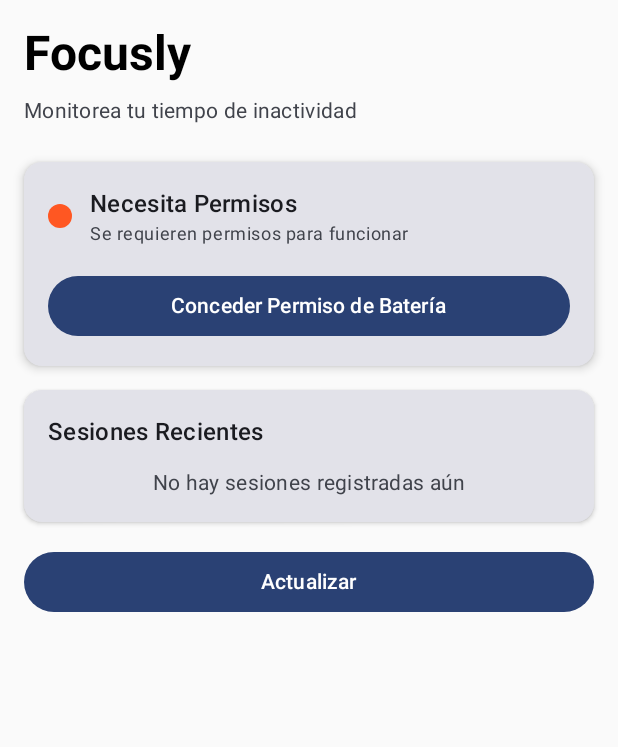
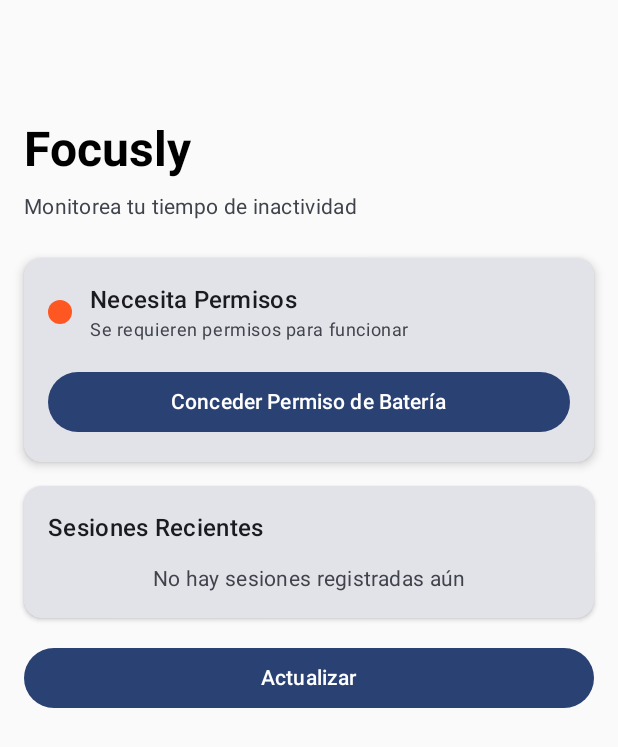
Before and after one commit to rcarcamoc/Focusly, an Android app built with Jetpack Compose: the screen it shows after launch (MainActivity), on a phone screen of 412 x 824 dp. Shown: the top 747 px of the screen. Run offline under Robolectric (Android 15) with nearby library versions, the phone set to English and light mode, and no system bars; our stand-ins replace Dagger/Hilt's generated code, Room's generated code, Timber.

Commit message:
🎨 Fix: Ajustar padding superior para evitar superposición con notch
- Aumentado padding superior de 16dp a 80dp
- Evita que el título se superponga con el área del notch
- Respeta el área segura del sistema para notificaciones
- Mejora la experiencia visual en dispositivos con notch

```diff
--- a/app/src/main/java/com/aranthalion/focusly/ui/MainScreen.kt
+++ b/app/src/main/java/com/aranthalion/focusly/ui/MainScreen.kt
@@ -11,9 +11,15 @@ import androidx.compose.runtime.*
 import androidx.compose.ui.Alignment
 import androidx.compose.ui.Modifier
 import androidx.compose.ui.graphics.Color
+import androidx.compose.ui.platform.LocalDensity
 import androidx.compose.ui.text.font.FontWeight
 import androidx.compose.ui.text.style.TextAlign
 import androidx.compose.ui.unit.dp
+import androidx.compose.ui.unit.IntOffset
+import androidx.compose.ui.unit.IntRect
+import androidx.compose.ui.unit.IntSize
+import androidx.compose.ui.unit.LayoutDirection
+import androidx.compose.ui.unit.sp
 import com.aranthalion.focusly.data.entity.Session
 import com.aranthalion.focusly.util.PermissionStatus
 import java.text.SimpleDateFormat
@@ -32,7 +38,12 @@ fun MainScreen(
     Column(
         modifier = Modifier
             .fillMaxSize()
-            .padding(16.dp)
+            .padding(
+                start = 16.dp,
+                end = 16.dp,
+                bottom = 16.dp,
+                top = 80.dp // Padding superior para evitar notch y notificaciones
+            )
     ) {
         // Header
         Text(
```
